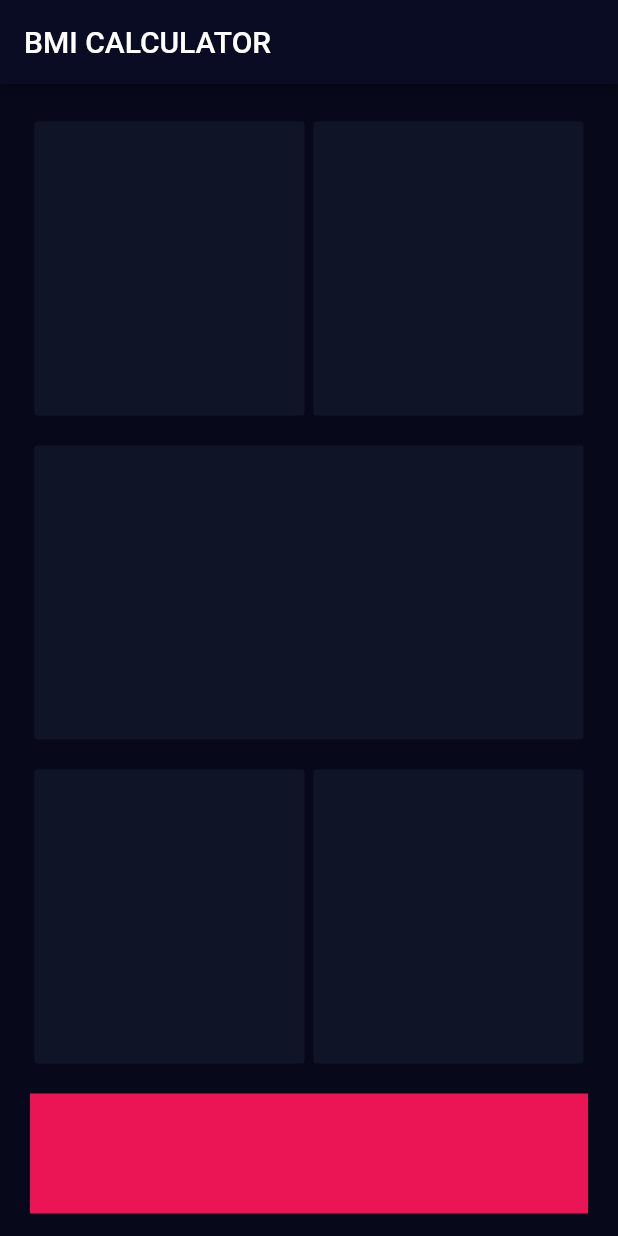
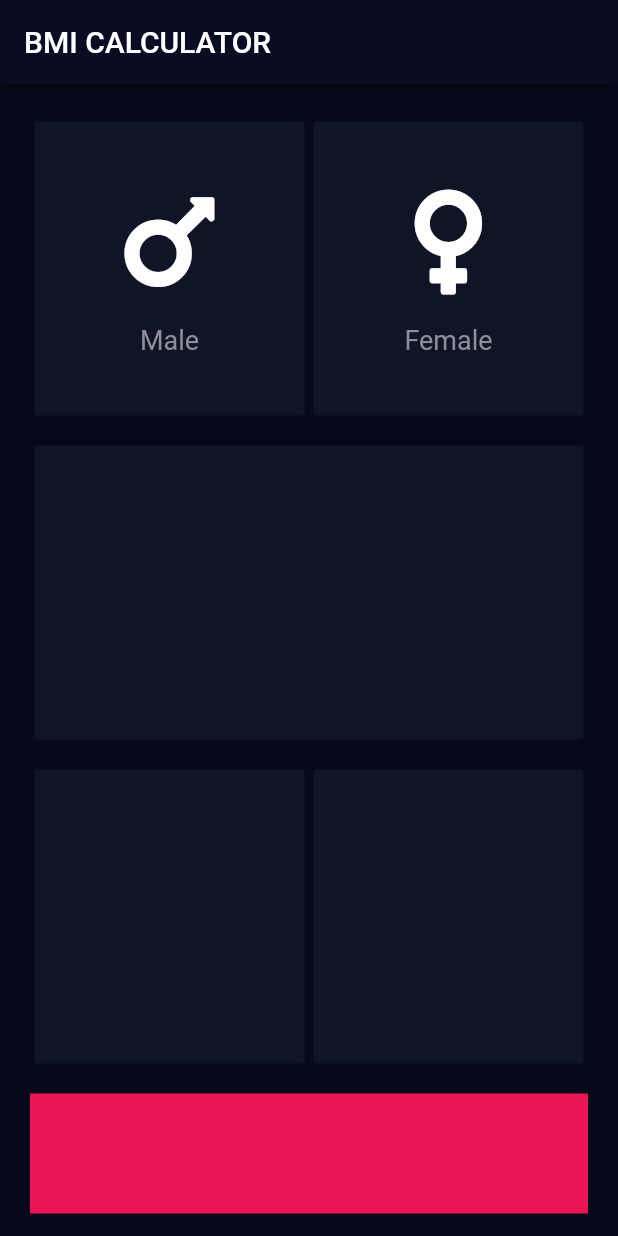
Before and after one commit to trellaren/bmi-calculator, a Flutter app: the screen it shows after launch, on a phone screen of 412 x 824 dp. Run offline on Flutter 3.47's test engine with Material 2 defaults, Android fonts, the phone set to English and light mode, and no system bars; our stand-ins replace font_awesome_flutter.

Commit message:
refactored and abstracted the widgets... added some icons.

```diff
--- /dev/null
+++ b/lib/binary_icons.dart
@@ -0,0 +1,30 @@
+import 'package:flutter/material.dart';
+import 'input_page.dart';
+
+class BinaryWidget extends StatelessWidget {
+  BinaryWidget({@required this.title, this.iconType});
+  final String title;
+  final IconData iconType;
+  @override
+  Widget build(BuildContext context) {
+    return Column(
+        mainAxisAlignment: MainAxisAlignment.center,
+        children: <Widget>[
+          Icon(
+            iconType,
+            size: binaryIconColumnHeight,
+          ),
+          SizedBox(
+              height: binaryIconTextGapHeight
+          ),
+          Text(
+              title,
+              style: TextStyle(
+                fontSize: binaryIconFontSize,
+                color: labelTextColor,
+              )
+          )
+        ]
+    );
+  }
+}
--- a/lib/input_page.dart
+++ b/lib/input_page.dart
@@ -1,8 +1,16 @@
 import 'package:flutter/material.dart';
+import 'package:font_awesome_flutter/font_awesome_flutter.dart';
+import 'reusable_card.dart';
+import 'binary_icons.dart';
 
+// Can I just export this into another file and call it style.dart?
 const double bottomContainerHeight = 80.0;
 const Color defaultCardColor = Color(0xFF101427);
 const Color bottomContainerColor = Color(0xFFEB1555);
+const Color labelTextColor = Color(0xFF8D8E98);
+const double binaryIconColumnHeight = 80.0;
+const double binaryIconFontSize = 18.0;
+const double binaryIconTextGapHeight = 15.0;
 
 class InputPage extends StatefulWidget {
   @override
@@ -23,10 +31,22 @@ class _InputPageState extends State<InputPage> {
             Expanded(child: Row(
               children: <Widget> [
                 Expanded(child:
-                  ReusableCard(colorProp: defaultCardColor,),
+                  ReusableCard(
+                    colorProp: defaultCardColor,
+                    cardChild: BinaryWidget(
+                      title: 'Male',
+                      iconType: FontAwesomeIcons.mars,
+                    ),
+                  ),
                 ),
                 Expanded(child:
-                  ReusableCard(colorProp: defaultCardColor,),
+                  ReusableCard(
+                    colorProp: defaultCardColor,
+                    cardChild: BinaryWidget(
+                      title: 'Female',
+                      iconType: FontAwesomeIcons.venus,
+                    ),
+                  ),
                 ),
               ],
             )),
@@ -55,18 +75,3 @@ class _InputPageState extends State<InputPage> {
     );
   }
 }
-
-class ReusableCard extends StatelessWidget {
-  ReusableCard({@required this.colorProp});
-  final Color colorProp;
-  @override
-  Widget build(BuildContext context) {
-    return Container(
-      margin: EdgeInsets.fromLTRB(3.0, 10.0, 3.0, 10.0),
-      decoration: BoxDecoration(
-        borderRadius: BorderRadius.circular(2.0),
-        color: colorProp,
-      ),
-    );
-  }
-}
--- /dev/null
+++ b/lib/reusable_card.dart
@@ -0,0 +1,19 @@
+import 'package:flutter/material.dart';
+
+
+class ReusableCard extends StatelessWidget {
+  ReusableCard({@required this.colorProp, this.cardChild});
+  final Color colorProp;
+  final Widget cardChild;
+  @override
+  Widget build(BuildContext context) {
+    return Container(
+      child: cardChild,
+      margin: EdgeInsets.fromLTRB(3.0, 10.0, 3.0, 10.0),
+      decoration: BoxDecoration(
+        borderRadius: BorderRadius.circular(2.0),
+        color: colorProp,
+      ),
+    );
+  }
+}
```
Also changed, not shown: pubspec.yaml (+1 -24 lines), pubspec.lock.
